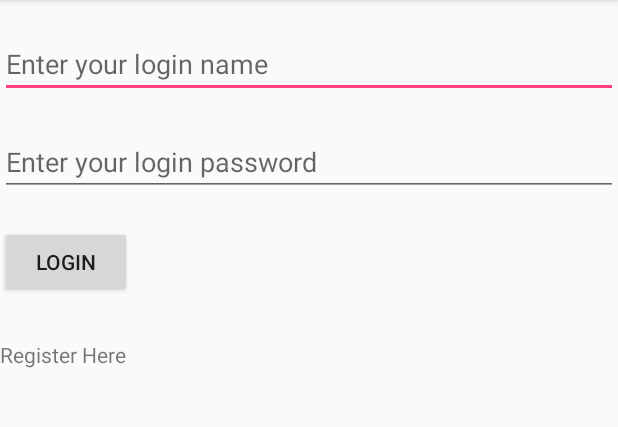
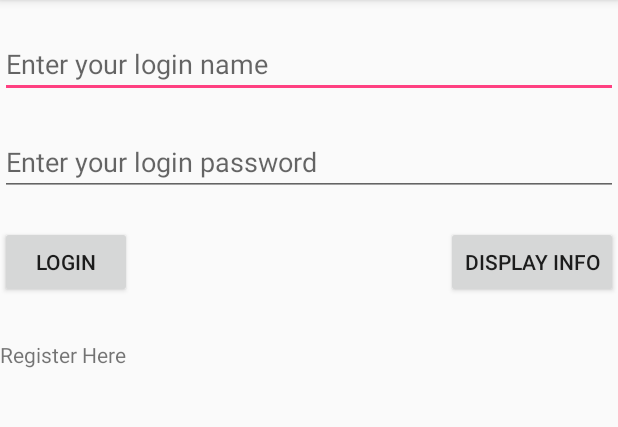
Before and after one commit to greenfox-zerda-raptors/peridot-coz-android, an Android app: the screen it shows after launch (MainActivity), after a tap on "LOGIN", on a phone screen of 412 x 824 dp, the part 84-511 px from its top. Run offline under Robolectric (Android 15) with nearby library versions, the phone set to English and light mode, and no system bars.

Commit message:
Shared Preferences is working, can be displayed saved info

```diff
--- a/app/src/main/java/com/greenfox/peridot/peridot_coz_android/activity/LoggedInActivity.java
+++ b/app/src/main/java/com/greenfox/peridot/peridot_coz_android/activity/LoggedInActivity.java
@@ -2,7 +2,6 @@ package com.greenfox.peridot.peridot_coz_android.activity;
 
 import android.support.v7.app.AppCompatActivity;
 import android.os.Bundle;
-import android.widget.EditText;
 import android.widget.TextView;
 
 import com.greenfox.peridot.peridot_coz_android.R;
--- a/app/src/main/java/com/greenfox/peridot/peridot_coz_android/activity/LoginActivity.java
+++ b/app/src/main/java/com/greenfox/peridot/peridot_coz_android/activity/LoginActivity.java
@@ -1,15 +1,12 @@
 package com.greenfox.peridot.peridot_coz_android.activity;
 
-import android.content.Context;
 import android.content.Intent;
-import android.content.SharedPreferences;
 import android.support.v7.app.AppCompatActivity;
 import android.os.Bundle;
 import android.view.View;
 import android.widget.Button;
 import android.widget.EditText;
 import android.widget.TextView;
-import android.widget.Toast;
 
 import com.greenfox.peridot.peridot_coz_android.R;
 
--- a/app/src/main/java/com/greenfox/peridot/peridot_coz_android/activity/MainActivity.java
+++ b/app/src/main/java/com/greenfox/peridot/peridot_coz_android/activity/MainActivity.java
@@ -1,12 +1,10 @@
 package com.greenfox.peridot.peridot_coz_android.activity;
 
 import android.content.Context;
-import android.content.Intent;
 import android.content.SharedPreferences;
 import android.support.v7.app.AppCompatActivity;
 import android.os.Bundle;
 import android.view.View;
-import android.widget.Button;
 import android.widget.EditText;
 import android.widget.TextView;
 import android.widget.Toast;
@@ -17,6 +15,7 @@ public class MainActivity extends AppCompatActivity {
 
     EditText loginUsername;
     EditText loginPassword;
+    TextView dataView;
 
 
     @Override
@@ -25,6 +24,7 @@ public class MainActivity extends AppCompatActivity {
         setContentView(R.layout.activity_login);
         loginUsername = (EditText) findViewById(R.id.loginName);
         loginPassword = (EditText) findViewById(R.id.loginPassword);
+        dataView = (TextView) findViewById(R.id.dataTextView);
     }
 
     //Save login info
@@ -34,11 +34,17 @@ public class MainActivity extends AppCompatActivity {
         editor.putString("userName", loginUsername.getText().toString());
         editor.putString("password", loginPassword.getText().toString());
 
-        editor.apply();
+        editor.commit();
 
         Toast.makeText(this,"Saved",Toast.LENGTH_LONG).show();
 
-
-
+    }
+    public void getData(View view){
+        Toast.makeText(this,"Displaying info",Toast.LENGTH_LONG).show();
+        SharedPreferences loginData = getSharedPreferences("userInfo", Context.MODE_PRIVATE);
+        String name = loginData.getString("userName", "");
+        String pw = loginData.getString("password","");
+        String msg = "Saved User Name: " + name + "\nSaved Password: " + pw;
+        dataView.setText(msg);
     }
 }
--- a/app/src/main/res/layout/activity_login.xml
+++ b/app/src/main/res/layout/activity_login.xml
@@ -11,6 +11,17 @@ android:layout_height="fill_parent">
         android:layout_below="@+id/loginPassword"
         android:layout_width="wrap_content"
         android:layout_height="wrap_content">
+    </Button>
+
+    <Button
+        android:onClick="getData"
+        android:layout_width="wrap_content"
+        android:layout_height="wrap_content"
+        android:text="Display Info"
+        android:id="@+id/displayButton"
+        android:layout_alignBottom="@+id/loginButton"
+        android:layout_alignParentRight="true"
+        android:layout_alignParentEnd="true">
     </Button>
 
     <EditText
@@ -49,4 +60,14 @@ android:layout_height="fill_parent">
         android:layout_alignRight="@+id/loginButton"
         android:layout_alignEnd="@+id/loginButton" />
 
+    <TextView
+        android:layout_width="wrap_content"
+        android:layout_height="wrap_content"
+        android:textAppearance="?android:attr/textAppearanceMedium"
+        android:id="@+id/dataTextView"
+        android:layout_below="@+id/loginButton"
+        android:layout_toLeftOf="@+id/displayButton"
+        android:layout_toStartOf="@+id/displayButton"
+        android:layout_marginTop="61dp" />
+
 </RelativeLayout>
```
